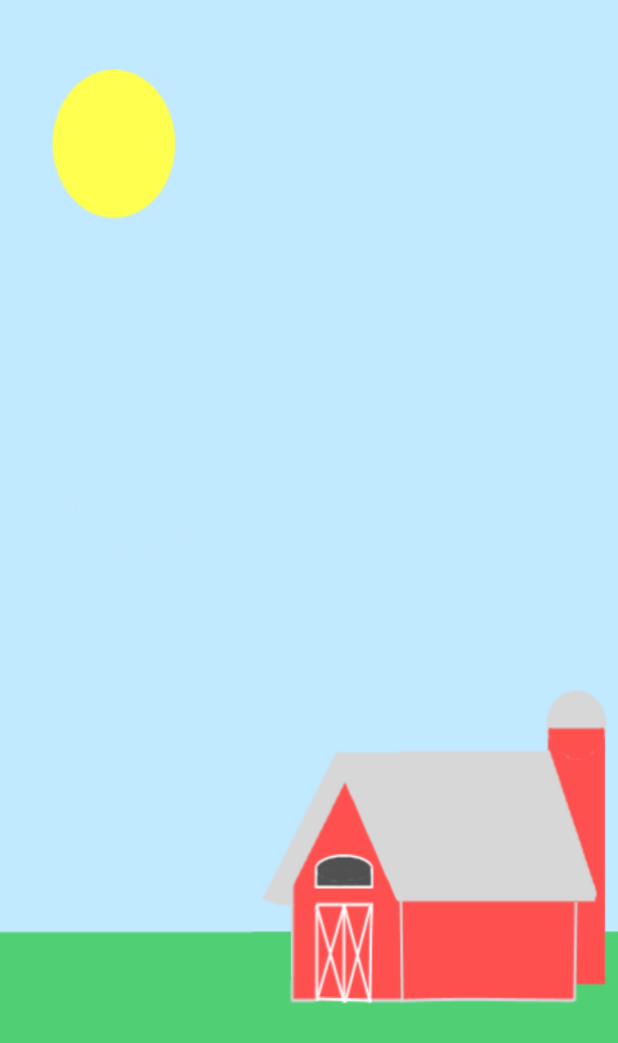
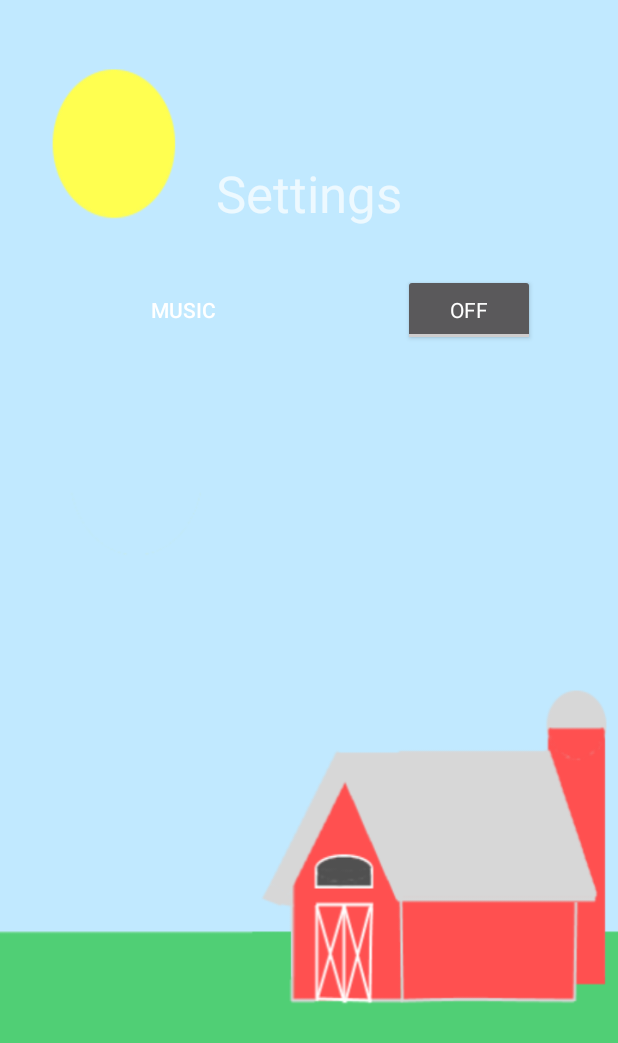
Before and after one commit to charleychau/MooveIt, an Android app: the Settings screen opened directly, with no data from a screen before it, on a phone screen of 412 x 824 dp. Shown: the top 1043 px of the screen. Run offline under Robolectric (Android 15) with nearby library versions, the phone set to English and light mode, and no system bars.

Commit message:
added settings button

```diff
--- a/app/src/main/java/com/example/charleychau/myapplication/Settings.java
+++ b/app/src/main/java/com/example/charleychau/myapplication/Settings.java
@@ -2,12 +2,32 @@ package com.example.charleychau.myapplication;
 
 import android.support.v7.app.AppCompatActivity;
 import android.os.Bundle;
+import android.widget.Button;
+import android.widget.CompoundButton;
+import android.widget.ToggleButton;
 
 public class Settings extends AppCompatActivity {
+
+    private ToggleButton musicToggle;
 
     @Override
     protected void onCreate(Bundle savedInstanceState) {
         super.onCreate(savedInstanceState);
         setContentView(R.layout.activity_settings);
+
+        musicToggle = (ToggleButton) findViewById(R.id.music_toggle);
+
+        musicToggle.setOnCheckedChangeListener(new CompoundButton.OnCheckedChangeListener()
+        {
+            public void onCheckedChanged(CompoundButton buttonView, boolean isChecked)
+            {
+                if(isChecked) {
+                    //toggle enabled
+                }
+                else {
+                    //toggle disabled
+                }
+            }
+        });
     }
 }
--- a/app/src/main/res/layout/activity_settings.xml
+++ b/app/src/main/res/layout/activity_settings.xml
@@ -11,4 +11,37 @@
     android:background="@drawable/background"
     tools:context="com.example.charleychau.myapplication.Settings">
 
+    <TextView
+        android:text="Settings"
+        android:layout_width="wrap_content"
+        android:layout_height="wrap_content"
+        android:layout_marginTop="90dp"
+        android:id="@+id/setting_title"
+        android:textAppearance="@style/TextAppearance.AppCompat.Display1"
+        android:layout_alignParentTop="true"
+        android:layout_centerHorizontal="true"
+        android:textAlignment="center" />
+
+    <TextView
+        android:text="Music"
+        android:layout_height="wrap_content"
+        android:id="@+id/music_label"
+        android:textAppearance="@style/TextAppearance.AppCompat.Button"
+        android:layout_width="wrap_content"
+        android:textAlignment="center"
+        android:layout_alignBaseline="@+id/music_toggle"
+        android:layout_alignBottom="@+id/music_toggle"
+        android:layout_toStartOf="@+id/setting_title" />
+
+    <ToggleButton
+        android:text="MusicToggleButton"
+        android:layout_width="wrap_content"
+        android:layout_height="wrap_content"
+        android:layout_marginTop="31dp"
+        android:id="@+id/music_toggle"
+        android:layout_marginEnd="39dp"
+        android:layout_below="@+id/setting_title"
+        android:layout_alignParentEnd="true"
+        style="@style/AlertDialog.AppCompat" />
+
 </RelativeLayout>
```
